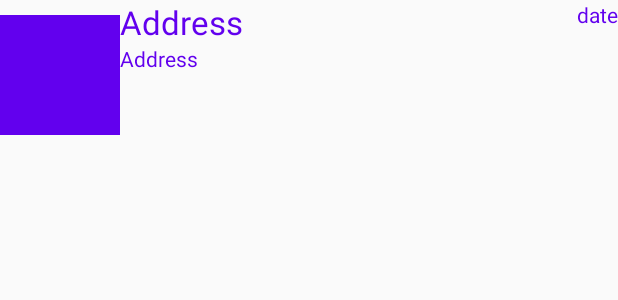
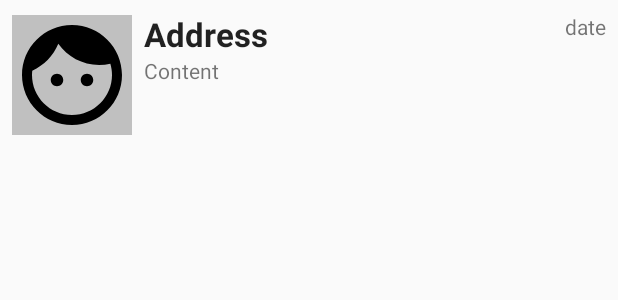
Before and after one commit to raphau90/licho, an Android app: the layout threads_list_row.xml on its own in the app's theme, with its tools: preview values and no code run, on a phone screen of 412 x 824 dp. Shown: the top 300 px of the screen. Run offline under Robolectric (Android 15) with nearby library versions, the phone set to English and light mode, and no system bars.

Commit message:
Add threads list row layout implementation

```diff
--- /dev/null
+++ b/app/src/main/res/drawable/ic_avatar.xml
@@ -0,0 +1,9 @@
+<vector xmlns:android="http://schemas.android.com/apk/res/android"
+        android:width="24dp"
+        android:height="24dp"
+        android:viewportWidth="24.0"
+        android:viewportHeight="24.0">
+    <path
+        android:fillColor="#FF000000"
+        android:pathData="M9,11.75c-0.69,0 -1.25,0.56 -1.25,1.25s0.56,1.25 1.25,1.25 1.25,-0.56 1.25,-1.25 -0.56,-1.25 -1.25,-1.25zM15,11.75c-0.69,0 -1.25,0.56 -1.25,1.25s0.56,1.25 1.25,1.25 1.25,-0.56 1.25,-1.25 -0.56,-1.25 -1.25,-1.25zM12,2C6.48,2 2,6.48 2,12s4.48,10 10,10 10,-4.48 10,-10S17.52,2 12,2zM12,20c-4.41,0 -8,-3.59 -8,-8 0,-0.29 0.02,-0.58 0.05,-0.86 2.36,-1.05 4.23,-2.98 5.21,-5.37C11.07,8.33 14.05,10 17.42,10c0.78,0 1.53,-0.09 2.25,-0.26 0.21,0.71 0.33,1.47 0.33,2.26 0,4.41 -3.59,8 -8,8z"/>
+</vector>
--- a/app/src/main/res/layout/threads_list_row.xml
+++ b/app/src/main/res/layout/threads_list_row.xml
@@ -1,45 +1,48 @@
 <?xml version="1.0" encoding="utf-8"?>
 <LinearLayout xmlns:android="http://schemas.android.com/apk/res/android"
+    xmlns:tools="http://schemas.android.com/tools"
     android:layout_width="match_parent"
     android:layout_height="100dp"
+    android:padding="@dimen/threads_row_padding"
     android:orientation="horizontal">
 
     <ImageView
         android:id="@+id/avatar"
-        android:layout_width="80dp"
-        android:layout_height="80dp"
+        android:layout_width="@dimen/threads_row_avatar_size"
+        android:layout_height="@dimen/threads_row_avatar_size"
         android:layout_gravity="center_vertical"
-        android:background="@color/colorPrimary"/>
+        android:contentDescription="@null"
+        android:src="@drawable/ic_avatar"
+        android:scaleType="fitCenter"
+        android:background="?attr/avatarBackground"/>
 
     <LinearLayout
         android:layout_width="0dp"
         android:layout_height="match_parent"
         android:layout_weight="1"
+        android:layout_marginStart="@dimen/threads_row_text_container_margin_left"
         android:orientation="vertical">
         <TextView
             android:id="@+id/address"
             android:layout_width="wrap_content"
             android:layout_height="wrap_content"
             android:textAppearance="@style/TextAppearance.AppCompat.Large"
-            android:textColor="@color/colorPrimary"
-            android:text="Address"/>
+            android:textStyle="bold"
+            tools:text="Address"/>
 
         <TextView
             android:id="@+id/content"
             android:layout_width="wrap_content"
             android:layout_height="wrap_content"
             android:textAppearance="@style/TextAppearance.AppCompat.Small"
-            android:textColor="@color/colorPrimary"
-            android:text="Address"/>
+            tools:text="Content" />
     </LinearLayout>
-
 
     <TextView
         android:id="@+id/date"
         android:layout_width="wrap_content"
         android:layout_height="wrap_content"
         android:textAppearance="@style/TextAppearance.AppCompat.Small"
-        android:textColor="@color/colorPrimary"
-        android:text="date"/>
+        tools:text="date" />
 
 </LinearLayout>
--- /dev/null
+++ b/app/src/main/res/values/attrs.xml
@@ -0,0 +1,6 @@
+<?xml version="1.0" encoding="utf-8"?>
+<resources>
+    <declare-styleable name="AppTheme">
+        <attr name="avatarBackground" format="color|reference" />
+    </declare-styleable>
+</resources>
--- a/app/src/main/res/values/colors.xml
+++ b/app/src/main/res/values/colors.xml
@@ -3,6 +3,7 @@
     <color name="colorPrimary">#6200EE</color>
     <color name="colorPrimaryDark">#3700B3</color>
     <color name="colorAccent">#03DAC5</color>
+    <color name="avatarBackground">#c0c0c0</color>
 
     <!-- COLORS -->
     <color name="white">#fff</color>
--- a/app/src/main/res/values/dimens.xml
+++ b/app/src/main/res/values/dimens.xml
@@ -1,3 +1,6 @@
 <resources>
     <dimen name="fab_margin">16dp</dimen>
+    <dimen name="threads_row_avatar_size">80dp</dimen>
+    <dimen name="threads_row_padding">8dp</dimen>
+    <dimen name="threads_row_text_container_margin_left">8dp</dimen>
 </resources>
--- a/app/src/main/res/values/styles.xml
+++ b/app/src/main/res/values/styles.xml
@@ -1,11 +1,12 @@
 <resources>
 
     <!-- Base application theme. -->
-    <style name="AppTheme" parent="Theme.AppCompat.Light.DarkActionBar">
+    <style name="AppTheme" parent="Theme.AppCompat.DayNight">
         <!-- Customize your theme here. -->
         <item name="colorPrimary">@color/colorPrimary</item>
         <item name="colorPrimaryDark">@color/colorPrimaryDark</item>
         <item name="colorAccent">@color/colorAccent</item>
+        <item name="avatarBackground">@color/avatarBackground</item>
     </style>
 
     <style name="AppTheme.NoActionBar">
```
